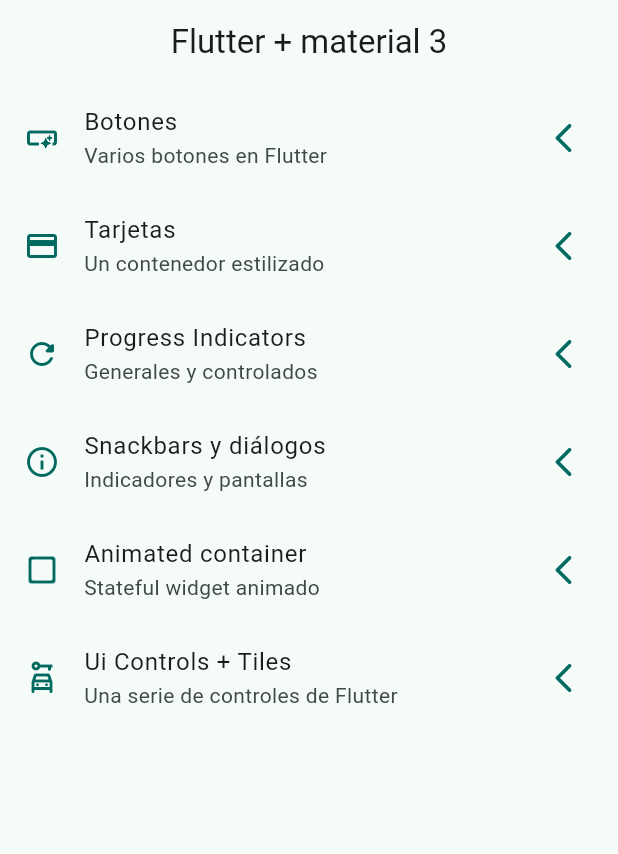
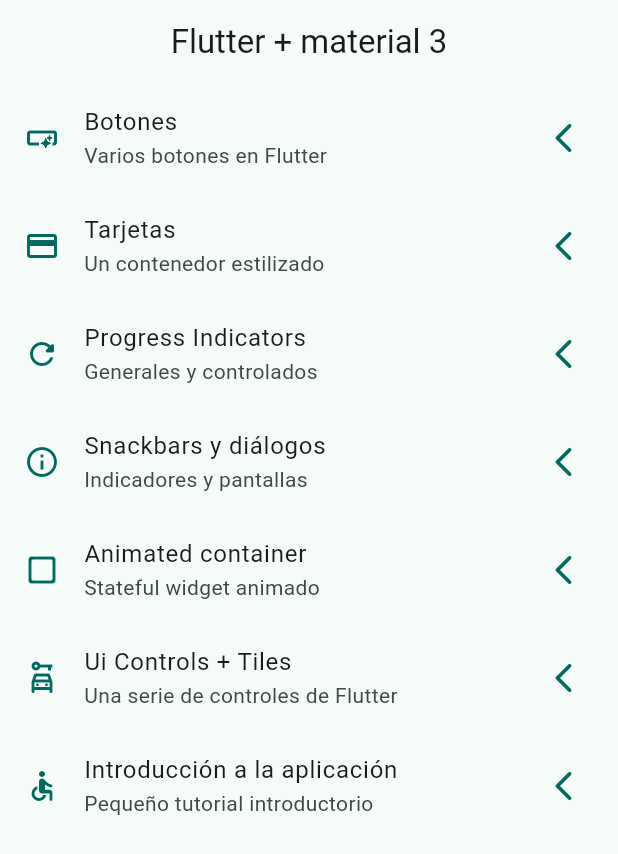
Before and after one commit to LucianoLuna139/widgets_app, a Flutter app: the screen it shows after launch, on a phone screen of 412 x 824 dp. Shown: the top 854 px of the screen. Run offline on Flutter 3.47's test engine with Material 3 defaults, Android fonts, the phone set to English and light mode, and no system bars; our stand-ins replace go_router.

```diff
--- a/lib/config/menu/menu_items.dart
+++ b/lib/config/menu/menu_items.dart
@@ -68,5 +68,13 @@ const appMenuItems = <MenuItem>[
       ),
 
 
+           MenuItem(
+      title: 'Introducción a la aplicación',
+      subTitle: 'Pequeño tutorial introductorio',
+      link: '/tutorial',
+      icon: Icons.accessible_rounded
+      ),
+
+
 
 ];
--- a/lib/config/router/app_router.dart
+++ b/lib/config/router/app_router.dart
@@ -65,5 +65,12 @@ final appRouter = GoRouter(
     ),
 
 
+     GoRoute(
+      path: '/tutorial',
+      name: AppTutorialScreen.name,
+      builder: (context, state) => const AppTutorialScreen(),
+    ),
+
+
   ],
 );
--- a/pubspec.yaml
+++ b/pubspec.yaml
@@ -18,3 +18,6 @@ dev_dependencies:
 
 flutter:
   uses-material-design: true
+
+assets:
+  - assets/Images/
```
Also changed, not shown: assets/Images/1.png (added), assets/Images/2.png (added), assets/Images/3.png (added), assets/Images/jar-loading.gif (added), lib/presentation/screens/ui_controls/ui_controls_screen.dart (line endings or trailing spaces).
